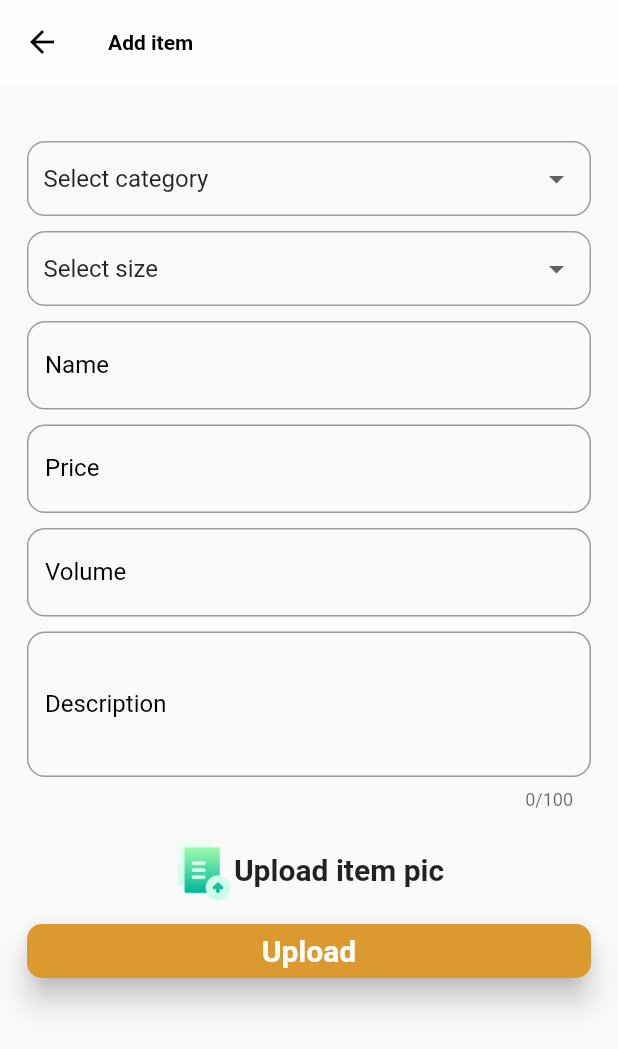
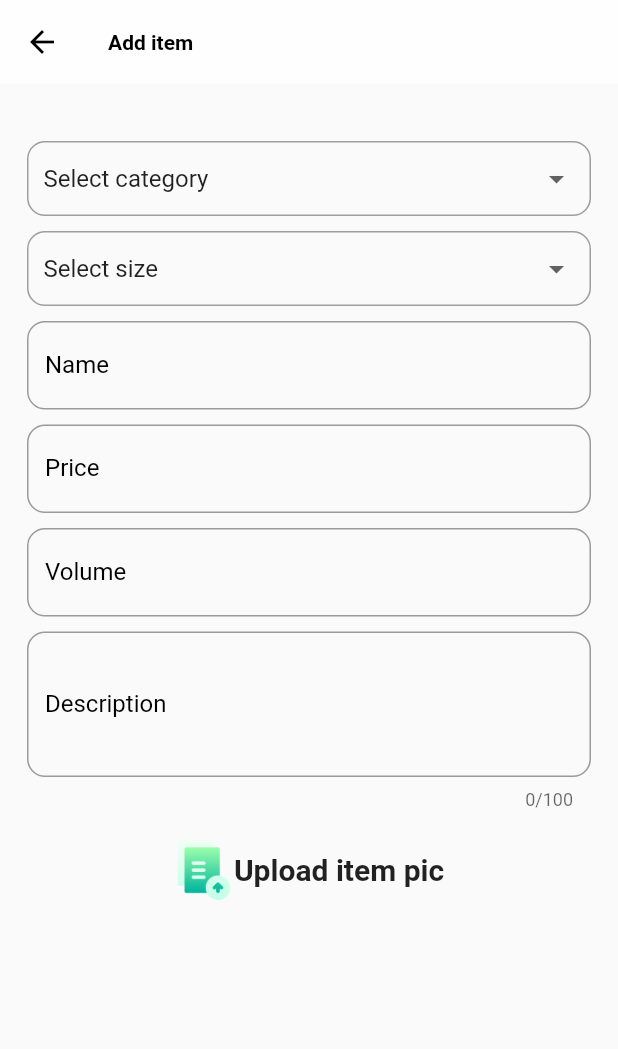
Before and after one commit to gabrielstonedelza/F-Bazaar-Stocks-Manager, a Flutter app: the UploadItemToStore screen opened directly, on a phone screen of 412 x 824 dp. Shown: the top 1049 px of the screen. Run offline on Flutter 3.47's test engine with Material 2 defaults, Android fonts, the phone set to English and light mode, and no system bars; our stand-ins replace dio, flutter_local_notifications, get, get_storage, image_cropper, image_picker and 3 more; accounts and stored records are empty; network calls fail.

```diff
--- a/lib/screens/store/upload_to_store.dart
+++ b/lib/screens/store/upload_to_store.dart
@@ -44,7 +44,6 @@ class _UploadItemToStoreState extends State<UploadItemToStore> {
   List sizes = ["Select size", "Small", "Medium", "Large", "Extra Large"];
 
   bool isPosting = false;
-  var _currentSelectedStore = "Select store";
   var _currentSelectedCategory = "Select category";
   var _currentSelectedSize = "Select size";
   late final TextEditingController itemNameController;
@@ -508,9 +507,17 @@ class _UploadItemToStoreState extends State<UploadItemToStore> {
                       ),
                     ),
                     const SizedBox(height: 10),
+                    imageFile != null
+                        ? SizedBox(
+                            width: 400,
+                            height: 160,
+                            child: Image.file(imageFile!),
+                          )
+                        : Container(),
                     isPosting
                         ? const LoadingUi()
-                        : RawMaterialButton(
+                        : imageFile != null
+                            ? RawMaterialButton(
                                 onPressed: () {
                                   _startPosting();
                                   if (!_formKey.currentState!.validate()) {
@@ -531,16 +538,9 @@ class _UploadItemToStoreState extends State<UploadItemToStore> {
                                       fontSize: 20,
                                       color: Colors.white),
                                 ),
-                          ),
-                    //   show uploaded image here
-
-                    imageFile != null
-                        ? SizedBox(
-                            width: 400,
-                            height: 160,
-                            child: Image.file(imageFile!),
                               )
                             : Container(),
+                    //   show uploaded image here
                     const SizedBox(height: 40),
                   ],
                 ),
@@ -548,12 +548,6 @@ class _UploadItemToStoreState extends State<UploadItemToStore> {
             )
           ],
         ));
-  }
-
-  void _onDropDownItemSelectedStore(newValueSelected) {
-    setState(() {
-      _currentSelectedStore = newValueSelected;
-    });
   }
 
   void _onDropDownItemSelectedCategory(newValueSelected) {
```
Lines whose indentation alone changed are shown as unchanged.
